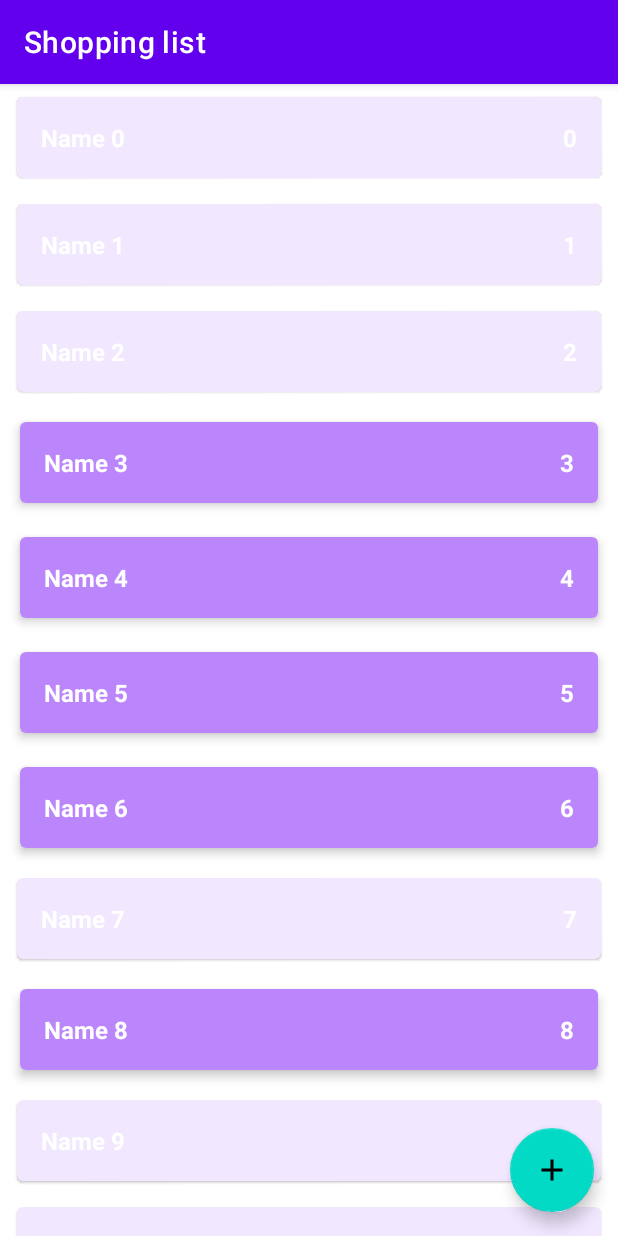
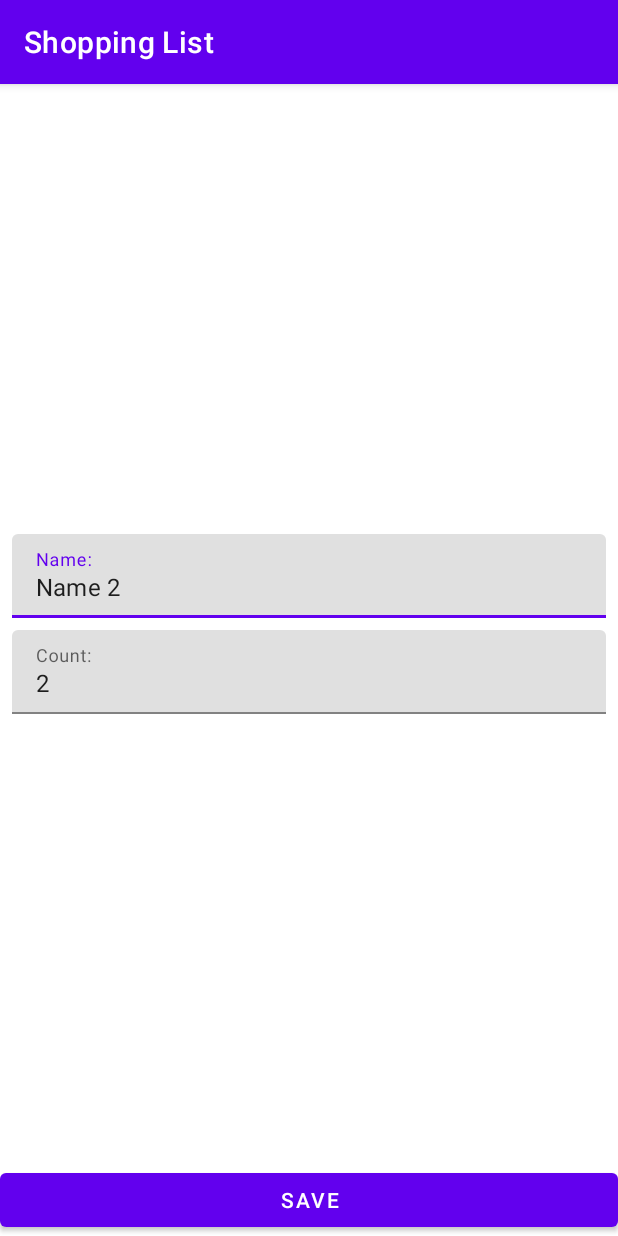
Before and after one commit to GamZan/ShoppingList, an Android app: the screen it shows after launch (MainActivity before the commit, ShopItemActivity after it), after a tap on an icon or button, on a phone screen of 412 x 824 dp. Run offline under Robolectric (Android 15) with nearby library versions, the phone set to English and light mode, and no system bars.

Commit message:
Finish project

```diff
--- a/app/src/main/AndroidManifest.xml
+++ b/app/src/main/AndroidManifest.xml
@@ -13,6 +13,8 @@
         android:supportsRtl="true"
         android:theme="@style/Theme.ShoppingList"
         tools:targetApi="31">
+        <activity android:name=".presentation.ShopItemActivity"
+            android:windowSoftInputMode="adjustResize" />
         <activity
             android:name=".presentation.MainActivity"
             android:exported="true">
--- a/app/src/main/java/com/example/shoppinglist/presentation/MainActivity.kt
+++ b/app/src/main/java/com/example/shoppinglist/presentation/MainActivity.kt
@@ -1,16 +1,13 @@
 package com.example.shoppinglist.presentation
 
-import androidx.appcompat.app.AppCompatActivity
 import android.os.Bundle
 import android.util.Log
-import android.view.LayoutInflater
-import android.widget.LinearLayout
-import android.widget.TextView
+import androidx.appcompat.app.AppCompatActivity
 import androidx.lifecycle.ViewModelProvider
 import androidx.recyclerview.widget.ItemTouchHelper
 import androidx.recyclerview.widget.RecyclerView
 import com.example.shoppinglist.R
-import com.example.shoppinglist.domain.ShopItem
+import com.google.android.material.floatingactionbutton.FloatingActionButton
 
 class MainActivity : AppCompatActivity() {
 
@@ -25,7 +22,13 @@ class MainActivity : AppCompatActivity() {
         viewModel.shopList.observe(this) {
             shopListAdapter.submitList(it)
         }
+        val buttonAddItem = findViewById<FloatingActionButton>(R.id.button_add_shop_item)
+        buttonAddItem.setOnClickListener {
+            val intent = ShopItemActivity.newIntentAddItem(this)
+            startActivity(intent)
+        }
     }
+
 
     private fun setupRecyclerView() {
         val rvShopList = findViewById<RecyclerView>(R.id.rv_shop_list)
@@ -41,13 +44,13 @@ class MainActivity : AppCompatActivity() {
                 ShopListAdapter.MAX_POOL_SIZE
             )
         }
-        setupLongClickListner()
-        setupClickLisener()
+        setupLongClickListener()
+        setupClickListener()
         setupSwipeListener(rvShopList)
     }
 
     private fun setupSwipeListener(rvShopList: RecyclerView) {
-        val callbck = object : ItemTouchHelper.SimpleCallback(
+        val callback = object : ItemTouchHelper.SimpleCallback(
             0,
             ItemTouchHelper.LEFT or ItemTouchHelper.RIGHT
         ) {
@@ -64,17 +67,19 @@ class MainActivity : AppCompatActivity() {
                 viewModel.deleteShopItem(item)
             }
         }
-        val itemTouchHelper = ItemTouchHelper(callbck)
+        val itemTouchHelper = ItemTouchHelper(callback)
         itemTouchHelper.attachToRecyclerView(rvShopList)
     }
 
-    private fun setupClickLisener() {
+    private fun setupClickListener() {
         shopListAdapter.onShopItemClickListener = {
             Log.d("Main Activity", it.toString())
+            val intent = ShopItemActivity.newIntentEditItem(this, it.id)
+            startActivity(intent)
         }
     }
 
-    private fun setupLongClickListner() {
+    private fun setupLongClickListener() {
         shopListAdapter.onShopItemLongClickListener = {
             viewModel.changeEnableState(it)
         }
--- /dev/null
+++ b/app/src/main/java/com/example/shoppinglist/presentation/ShopItemActivity.kt
@@ -0,0 +1,157 @@
+package com.example.shoppinglist.presentation
+
+import android.content.Context
+import android.content.Intent
+import android.os.Bundle
+import android.text.Editable
+import android.text.TextWatcher
+import android.widget.Button
+import android.widget.EditText
+import androidx.appcompat.app.AppCompatActivity
+import androidx.lifecycle.ViewModelProvider
+import com.example.shoppinglist.R
+import com.example.shoppinglist.domain.ShopItem
+import com.google.android.material.textfield.TextInputLayout
+
+class ShopItemActivity : AppCompatActivity() {
+
+    private lateinit var viewModel: ShopItemViewModel
+
+    private lateinit var tilName: TextInputLayout
+    private lateinit var tilCount: TextInputLayout
+    private lateinit var etName: EditText
+    private lateinit var etCount: EditText
+    private lateinit var buttonSave: Button
+
+    private var screenMode = MODE_UNKNOWN
+    private var shopItemId = ShopItem.UNDEFINED_ID
+
+    override fun onCreate(savedInstanceState: Bundle?) {
+        super.onCreate(savedInstanceState)
+        setContentView(R.layout.activity_shop_item)
+        parseIntent()
+        viewModel = ViewModelProvider(this)[ShopItemViewModel::class.java]
+        initViews()
+        addTextChangeListeners()
+        launchRightMode()
+        observeViewModel()
+    }
+
+    private fun observeViewModel() {
+        viewModel.errorInputCount.observe(this) {
+            val message = if (it) {
+                getString(R.string.error_input_count)
+            } else {
+                null
+            }
+            tilCount.error = message
+        }
+        viewModel.errorInputName.observe(this) {
+            val message = if (it) {
+                getString(R.string.error_input_name)
+            } else {
+                null
+            }
+            tilName.error = message
+        }
+        viewModel.shouldCloseScreen.observe(this) {
+            finish()
+        }
+    }
+
+    private fun launchRightMode() {
+        when (screenMode) {
+            MODE_EDIT -> launchEditMode()
+            MODE_ADD -> launchAddMode()
+        }
+    }
+
+    private fun addTextChangeListeners() {
+        etName.addTextChangedListener(object : TextWatcher {
+            override fun beforeTextChanged(s: CharSequence?, start: Int, count: Int, after: Int) {
+            }
+
+            override fun onTextChanged(s: CharSequence?, start: Int, before: Int, count: Int) {
+                viewModel.resetErrorInputName()
+            }
+
+            override fun afterTextChanged(s: Editable?) {
+            }
+        })
+        etCount.addTextChangedListener(object : TextWatcher {
+            override fun beforeTextChanged(s: CharSequence?, start: Int, count: Int, after: Int) {
+            }
+
+            override fun onTextChanged(s: CharSequence?, start: Int, before: Int, count: Int) {
+                viewModel.resetErrorInputCount()
+            }
+
+            override fun afterTextChanged(s: Editable?) {
+            }
+        })
+    }
+
+    private fun launchEditMode() {
+        viewModel.getShopItem(shopItemId)
+        viewModel.shopItem.observe(this) {
+            etName.setText(it.name)
+            etCount.setText(it.count.toString())
+        }
+        buttonSave.setOnClickListener {
+            viewModel.editShopItem(etName.text?.toString(), etCount.text?.toString())
+        }
+    }
+
+    private fun launchAddMode() {
+        buttonSave.setOnClickListener {
+            viewModel.addShopItem(etName.text?.toString(), etCount.text?.toString())
+        }
+    }
+
+    private fun parseIntent() {
+        if (!intent.hasExtra(EXTRA_SCREEN_MODE)) {
+            throw RuntimeException("Param screen mode is absent")
+        }
+        val mode = intent.getStringExtra(EXTRA_SCREEN_MODE)
+        if (mode != MODE_EDIT && mode != MODE_ADD) {
+            throw RuntimeException("Unknown screen mode $mode")
+        }
+        screenMode = mode
+        if (screenMode == MODE_EDIT) {
+            if (!intent.hasExtra(EXTRA_SHOP_ITEM_ID)) {
+                throw RuntimeException("Param shop item id is absent")
+            }
+            shopItemId = intent.getIntExtra(EXTRA_SHOP_ITEM_ID, ShopItem.UNDEFINED_ID)
+        }
+    }
+
+    private fun initViews() {
+        tilName = findViewById(R.id.til_name)
+        tilCount = findViewById(R.id.til_count)
+        etName = findViewById(R.id.et_name)
+        etCount = findViewById(R.id.et_count)
+        buttonSave = findViewById(R.id.save_button)
+    }
+
+    companion object {
+
+        private const val EXTRA_SCREEN_MODE = "extra_mode"
+        private const val EXTRA_SHOP_ITEM_ID = "extra_shop_item_id"
+        private const val MODE_EDIT = "mode_edit"
+        private const val MODE_ADD = "mode_add"
+        private const val MODE_UNKNOWN = ""
+
+        fun newIntentAddItem(context: Context): Intent {
+            val intent = Intent(context, ShopItemActivity::class.java)
+            intent.putExtra(EXTRA_SCREEN_MODE, MODE_ADD)
+            return intent
+        }
+
+        fun newIntentEditItem(context: Context, shopItemId: Int): Intent {
+            val intent = Intent(context, ShopItemActivity::class.java)
+            intent.putExtra(EXTRA_SCREEN_MODE, MODE_EDIT)
+            intent.putExtra(EXTRA_SHOP_ITEM_ID, shopItemId)
+            return intent
+        }
+    }
+}
--- /dev/null
+++ b/app/src/main/java/com/example/shoppinglist/presentation/ShopItemViewModel.kt
@@ -0,0 +1,102 @@
+package com.example.shoppinglist.presentation
+
+import androidx.lifecycle.LiveData
+import androidx.lifecycle.MutableLiveData
+import androidx.lifecycle.ViewModel
+import com.example.shoppinglist.data.ShopListRepositoryImpl
+import com.example.shoppinglist.domain.AddShopItemUseCase
+import com.example.shoppinglist.domain.EditShopItemUseCase
+import com.example.shoppinglist.domain.GetShopItemUseCase
+import com.example.shoppinglist.domain.ShopItem
+
+
+class ShopItemViewModel : ViewModel() {
+
+    private val repository = ShopListRepositoryImpl
+
+    private val getShopItemUseCase = GetShopItemUseCase(repository)
+    private val addShopItemUseCase = AddShopItemUseCase(repository)
+    private val editShopItemUseCase = EditShopItemUseCase(repository)
+
+    private val _errorInputName = MutableLiveData<Boolean>()
+    val errorInputName: LiveData<Boolean>
+        get() = _errorInputName
+
+    private val _errorInputCount = MutableLiveData<Boolean>()
+    val errorInputCount: LiveData<Boolean>
+        get() = _errorInputCount
+
+    private val _shopItem = MutableLiveData<ShopItem>()
+    val shopItem: LiveData<ShopItem>
+        get() = _shopItem
+
+    private val _shouldCloseScreen = MutableLiveData<Unit>()
+    val shouldCloseScreen: LiveData<Unit>
+        get() = _shouldCloseScreen
+
+    fun getShopItem(shopItemId: Int) {
+        val item = getShopItemUseCase.getShopItem(shopItemId)
+        _shopItem.value = item
+    }
+
+    fun addShopItem(inputName: String?, inputCount: String?) {
+        val name = parseName(inputName)
+        val count = parseCount(inputCount)
+        val fieldsValid = validateInput(name, count)
+        if (fieldsValid) {
+            val shopItem = ShopItem(name, count, true)
+            addShopItemUseCase.addShopItem(shopItem)
+            finishWork()
+        }
+    }
+
+    fun editShopItem(inputName: String?, inputCount: String?) {
+        val name = parseName(inputName)
+        val count = parseCount(inputCount)
+        val fieldsValid = validateInput(name, count)
+        if (fieldsValid) {
+            _shopItem.value?.let {
+                val item = it.copy(name = name, count = count)
+                editShopItemUseCase.editShopItem(item)
+                finishWork()
+            }
+        }
+    }
+
+    private fun parseName(inputName: String?): String {
+        return inputName?.trim() ?: ""
+    }
+
+    private fun parseCount(inputCount: String?): Int {
+        return try {
+            inputCount?.trim()?.toInt() ?: 0
+        } catch (e: Exception) {
+            0
+        }
+    }
+
+    private fun validateInput(name: String, count: Int): Boolean {
+        var result = true
+        if (name.isBlank()) {
+            _errorInputName.value = true
+            result = false
+        }
+        if (count <= 0) {
+            _errorInputCount.value = true
+            result = false
+        }
+        return result
+    }
+
+    fun resetErrorInputName() {
+        _errorInputName.value = false
+    }
+
+    fun resetErrorInputCount() {
+        _errorInputCount.value = false
+    }
+
+    private fun finishWork() {
+        _shouldCloseScreen.value = Unit
+    }
+}
--- /dev/null
+++ b/app/src/main/res/layout/activity_shop_item.xml
@@ -0,0 +1,58 @@
+<?xml version="1.0" encoding="utf-8"?>
+<androidx.constraintlayout.widget.ConstraintLayout xmlns:android="http://schemas.android.com/apk/res/android"
+    xmlns:app="http://schemas.android.com/apk/res-auto"
+    xmlns:tools="http://schemas.android.com/tools"
+    android:layout_width="match_parent"
+    android:layout_height="match_parent"
+    tools:context=".presentation.ShopItemActivity">
+
+    <com.google.android.material.textfield.TextInputLayout
+        android:id="@+id/til_name"
+        android:layout_width="0dp"
+        android:layout_height="wrap_content"
+        android:layout_marginStart="8dp"
+        android:layout_marginEnd="8dp"
+        android:layout_marginBottom="4dp"
+        app:layout_constraintBottom_toTopOf="@+id/til_count"
+        app:layout_constraintEnd_toEndOf="parent"
+        app:layout_constraintStart_toStartOf="parent"
+        app:layout_constraintTop_toTopOf="parent"
+        app:layout_constraintVertical_chainStyle="packed">
+
+        <com.google.android.material.textfield.TextInputEditText
+            android:id="@+id/et_name"
+            android:layout_width="match_parent"
+            android:layout_height="wrap_content"
+            android:hint="Name:"
+            android:inputType="textCapWords" />
+    </com.google.android.material.textfield.TextInputLayout>
+
+    <com.google.android.material.textfield.TextInputLayout
+        android:id="@+id/til_count"
+        android:layout_width="0dp"
+        android:layout_height="wrap_content"
+        android:layout_marginStart="8dp"
+        android:layout_marginTop="4dp"
+        android:layout_marginEnd="8dp"
+        app:layout_constraintBottom_toTopOf="@+id/save_button"
+        app:layout_constraintEnd_toEndOf="parent"
+        app:layout_constraintStart_toStartOf="parent"
+        app:layout_constraintTop_toBottomOf="@id/til_name">
+
+        <com.google.android.material.textfield.TextInputEditText
+            android:id="@+id/et_count"
+            android:layout_width="match_parent"
+            android:layout_height="wrap_content"
+            android:hint="Count:"
+            android:inputType="number" />
+    </com.google.android.material.textfield.TextInputLayout>
+
+    <Button
+        android:id="@+id/save_button"
+        android:layout_width="0dp"
+        android:layout_height="wrap_content"
+        android:text="Save"
+        app:layout_constraintBottom_toBottomOf="parent"
+        app:layout_constraintEnd_toEndOf="parent"
+        app:layout_constraintStart_toStartOf="parent" />
+</androidx.constraintlayout.widget.ConstraintLayout>
--- a/app/src/main/res/values/strings.xml
+++ b/app/src/main/res/values/strings.xml
@@ -1,3 +1,9 @@
 <resources>
-    <string name="app_name">Shopping list</string>
+    <string name="app_name">Shopping List</string>
+    <string name="add_shop_item_content_description">Add new shop item</string>
+    <string name="name_hint">Name:</string>
+    <string name="count_hint">Count:</string>
+    <string name="save_btn">Save</string>
+    <string name="error_input_name">Invalid name</string>
+    <string name="error_input_count">Invalid count</string>
 </resources>
```
